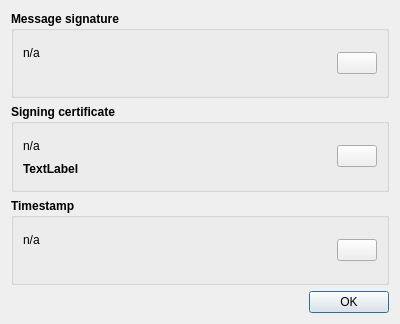
Old version of the form src/gui/ui/dlg_signature_detail.ui in the repository psakar/datovka.
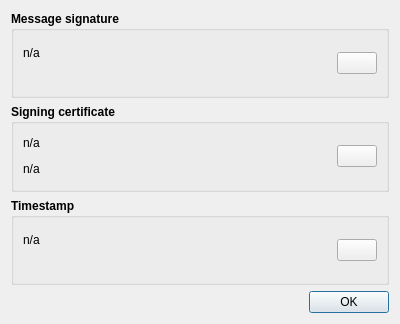
New version of the form. Icons and pictures are not drawn.

Commit message: Certificate information dialog shows signature algorithm.

```diff
--- a/src/gui/ui/dlg_signature_detail.ui
+++ b/src/gui/ui/dlg_signature_detail.ui
@@ -135,11 +135,34 @@
            </layout>
           </item>
           <item>
+           <layout class="QHBoxLayout" name="horizontalLayout_9">
+            <item>
            <widget class="QLabel" name="cDetail">
+              <property name="font">
+               <font>
+                <weight>50</weight>
+                <bold>false</bold>
+               </font>
+              </property>
             <property name="text">
-             <string>TextLabel</string>
-            </property>
-           </widget>
+               <string>n/a</string>
+              </property>
+             </widget>
+            </item>
+            <item>
+             <spacer name="horizontalSpacer">
+              <property name="orientation">
+               <enum>Qt::Horizontal</enum>
+              </property>
+              <property name="sizeHint" stdset="0">
+               <size>
+                <width>40</width>
+                <height>20</height>
+               </size>
+              </property>
+             </spacer>
+            </item>
+           </layout>
           </item>
          </layout>
         </item>
```
Lines whose indentation alone changed are shown as unchanged. The commit also changes 5 other files.
